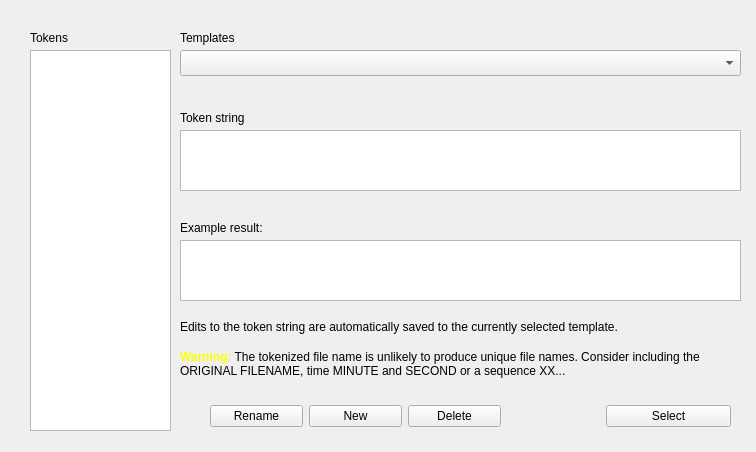
Old version of the form Dialogs/tokendlg.ui in the repository towhee/Winnow64.
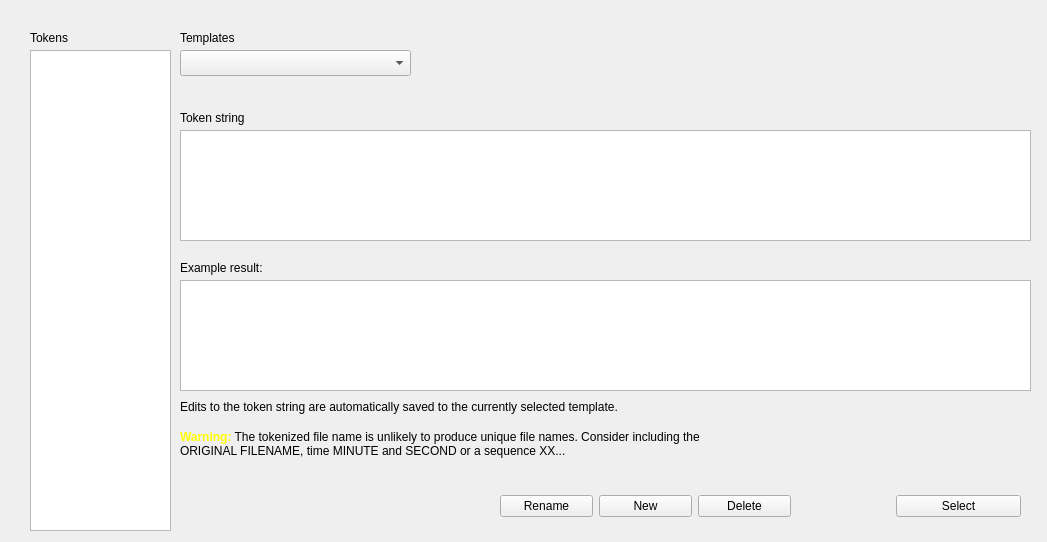
New version of the form. Custom widgets are drawn as their Qt base class.

The edit to the form file:
```diff
--- a/Dialogs/tokendlg.ui
+++ b/Dialogs/tokendlg.ui
@@ -6,8 +6,8 @@
    <rect>
     <x>0</x>
     <y>0</y>
-    <width>756</width>
-    <height>452</height>
+    <width>1047</width>
+    <height>542</height>
    </rect>
   </property>
   <property name="windowTitle">
@@ -22,7 +22,7 @@
      <x>30</x>
      <y>50</y>
      <width>141</width>
-     <height>381</height>
+     <height>481</height>
     </rect>
    </property>
   </widget>
@@ -31,8 +31,8 @@
     <rect>
      <x>180</x>
      <y>130</y>
-     <width>561</width>
-     <height>61</height>
+     <width>851</width>
+     <height>111</height>
     </rect>
    </property>
    <property name="font">
@@ -74,7 +74,7 @@
    <property name="geometry">
     <rect>
      <x>180</x>
-     <y>220</y>
+     <y>260</y>
      <width>141</width>
      <height>16</height>
     </rect>
@@ -88,7 +88,7 @@
     <rect>
      <x>180</x>
      <y>50</y>
-     <width>561</width>
+     <width>231</width>
      <height>26</height>
     </rect>
    </property>
@@ -115,8 +115,8 @@
   <widget class="QWidget" name="layoutWidget">
    <property name="geometry">
     <rect>
-     <x>210</x>
-     <y>400</y>
+     <x>500</x>
+     <y>490</y>
      <width>521</width>
      <height>32</height>
     </rect>
@@ -232,9 +232,9 @@
    <property name="geometry">
     <rect>
      <x>180</x>
-     <y>240</y>
-     <width>561</width>
-     <height>61</height>
+     <y>280</y>
+     <width>851</width>
+     <height>111</height>
     </rect>
    </property>
    <property name="styleSheet">
@@ -245,7 +245,7 @@
    <property name="geometry">
     <rect>
      <x>180</x>
-     <y>320</y>
+     <y>400</y>
      <width>551</width>
      <height>21</height>
     </rect>
@@ -261,7 +261,7 @@
    <property name="geometry">
     <rect>
      <x>180</x>
-     <y>350</y>
+     <y>430</y>
      <width>551</width>
      <height>41</height>
     </rect>
```
